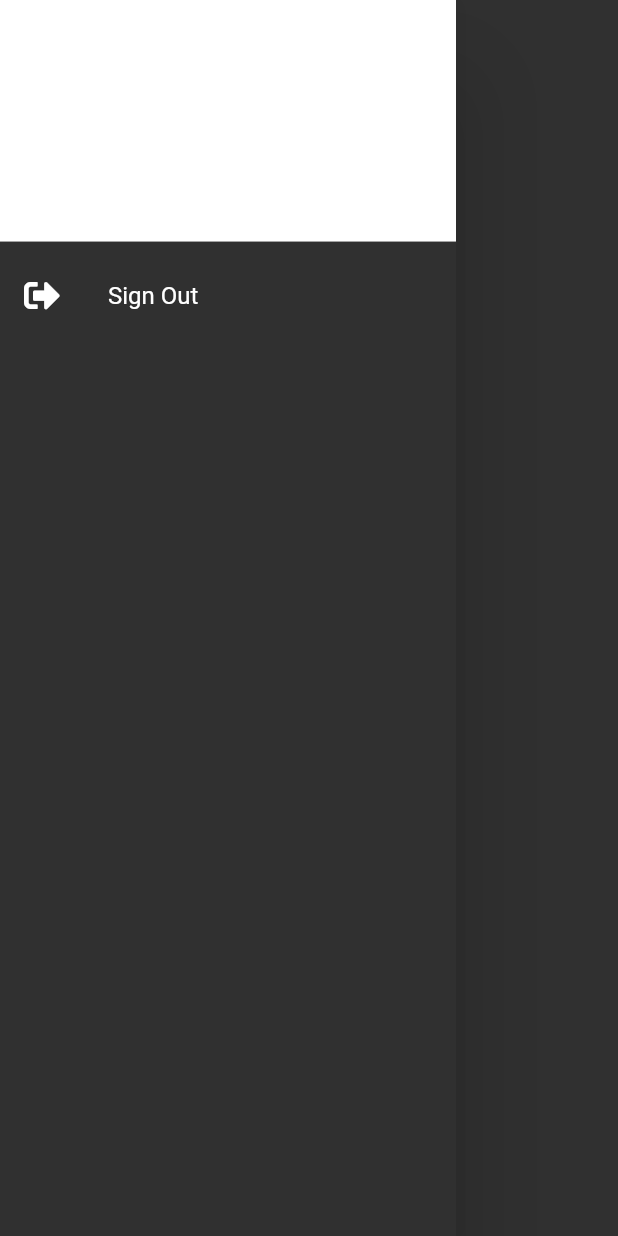
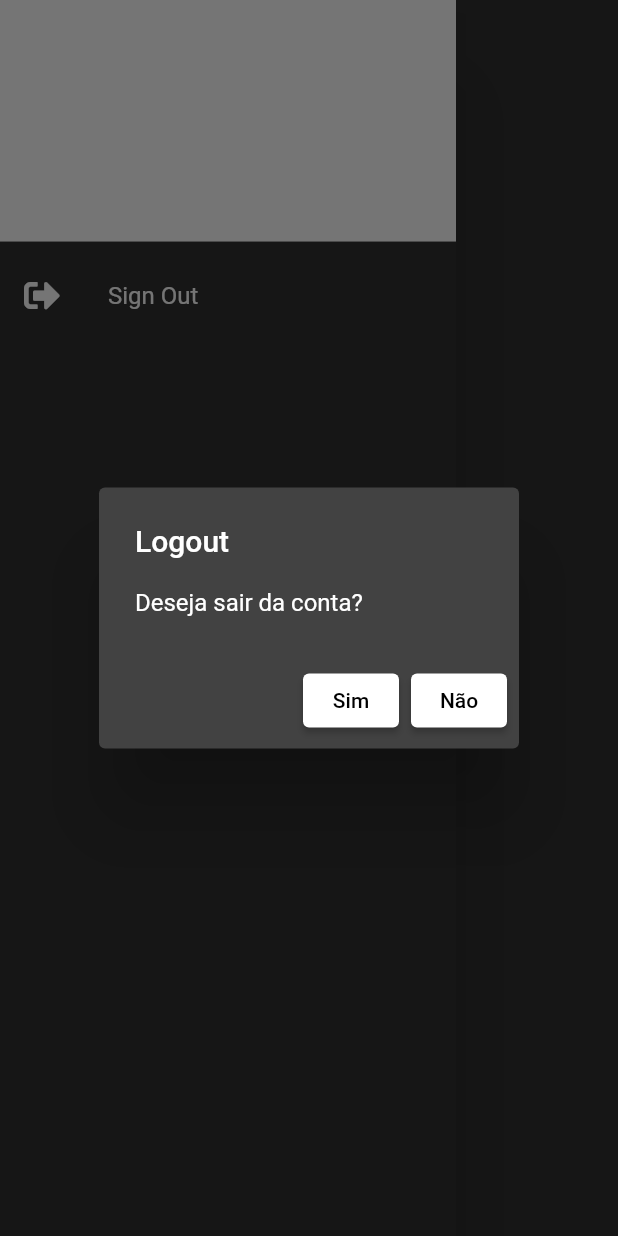
Before and after one commit to heloeng/app_global_heroes, a Flutter app: the DrawerWidget widget shown alone on an empty page, opened directly, after a tap on "Sign Out", on a phone screen of 412 x 824 dp. Run offline on Flutter 3.47's test engine with Material 2 defaults, Android fonts, the phone set to English and light mode, and no system bars; our stand-ins replace cloud_firestore, firebase_auth, firebase_core, font_awesome_flutter, percent_indicator; accounts and stored records are empty; network calls fail.

Commit message:
alerta de logout

```diff
--- a/lib/controllers/user_controller.dart
+++ b/lib/controllers/user_controller.dart
@@ -35,7 +35,10 @@ class UserController extends ChangeNotifier {
   }
 
   Future<void> logout() async {
-    await _auth.signOut();
+    await _auth.signOut(
+
+
+    );
   }
 
   Future<void> signup(
--- a/lib/widgets/drawer_widget.dart
+++ b/lib/widgets/drawer_widget.dart
@@ -25,7 +25,39 @@ class DrawerWidget extends StatelessWidget {
             title: Text('Sign Out'),
             leading: FaIcon(FontAwesomeIcons.signOutAlt),
             onTap: () async {
-              await userController.logout();
+              // await userController.logout();
+
+showDialog(
+      context: context,
+      builder: (BuildContext context) {
+        return AlertDialog(
+          title: Text('Logout'),
+          content: Text('Deseja sair da conta?'),
+          actions: <Widget>[
+
+            ElevatedButton(
+              child: Text('Sim'),
+              onPressed: () async {
+
+               await userController.logout();
+              },
+            ),
+
+             ElevatedButton(
+              // color: Colors.blueAccent,
+              // child: Text('Não', style: TextStyle(color: Colors.white),),
+               child: Text('Não'),
+              onPressed: () {
+                Navigator.of(context).pop();
+              },
+            ),
+          ],
+        );
+      }
+    );
+
+
+
             },
           ),
         ],
```
Also changed, not shown: lib/pages/signup_page.dart (+16 -1 lines).
